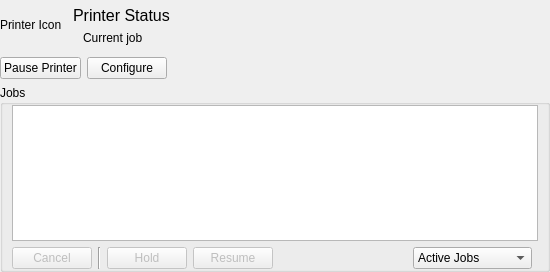
The window that printqueue/PrintQueueUi.ui (KDE/print-manager) describes before a commit, drawn with Qt 5.
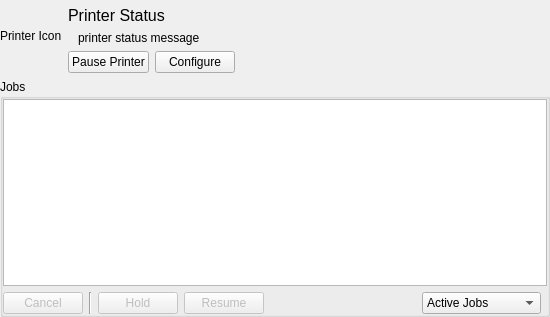
The same window after the commit. Custom widgets are drawn as their Qt base class.

Commit message: PrintQueue now shows the printer status message, and printd installs properly

Patch:
```diff
--- a/printqueue/PrintQueueUi.ui
+++ b/printqueue/PrintQueueUi.ui
@@ -7,7 +7,7 @@
     <x>0</x>
     <y>0</y>
     <width>550</width>
-    <height>272</height>
+    <height>317</height>
    </rect>
   </property>
   <property name="minimumSize">
@@ -34,49 +34,75 @@
      <property name="text">
       <string>Printer Icon</string>
      </property>
+     <property name="margin">
+      <number>10</number>
+     </property>
+     <property name="indent">
+      <number>0</number>
+     </property>
     </widget>
    </item>
-   <item row="4" column="0" colspan="3">
-    <layout class="QHBoxLayout" name="horizontalLayout">
-     <item>
-      <widget class="QPushButton" name="pausePrinterPB">
-       <property name="text">
-        <string>Pause Printer</string>
-       </property>
-      </widget>
-     </item>
-     <item>
-      <widget class="QPushButton" name="configurePrinterPB">
-       <property name="text">
-        <string>Configure</string>
-       </property>
-      </widget>
-     </item>
-     <item>
-      <spacer name="horizontalSpacer">
-       <property name="orientation">
-        <enum>Qt::Horizontal</enum>
-       </property>
-       <property name="sizeHint" stdset="0">
-        <size>
-         <width>40</width>
-         <height>20</height>
-        </size>
-       </property>
-      </spacer>
-     </item>
-    </layout>
+   <item row="1" column="1" colspan="3">
+    <widget class="QLabel" name="statusL">
+     <property name="font">
+      <font>
+       <pointsize>12</pointsize>
+      </font>
+     </property>
+     <property name="text">
+      <string notr="true">Printer Status</string>
+     </property>
+     <property name="wordWrap">
+      <bool>true</bool>
+     </property>
+    </widget>
    </item>
-   <item row="5" column="0" colspan="3">
+   <item row="2" column="1" colspan="3">
+    <widget class="QLabel" name="printerStatusMsgL">
+     <property name="text">
+      <string notr="true">printer status message</string>
+     </property>
+     <property name="wordWrap">
+      <bool>true</bool>
+     </property>
+     <property name="indent">
+      <number>10</number>
+     </property>
+    </widget>
+   </item>
+   <item row="3" column="1">
+    <widget class="QPushButton" name="pausePrinterPB">
+     <property name="sizePolicy">
+      <sizepolicy hsizetype="Fixed" vsizetype="Fixed">
+       <horstretch>0</horstretch>
+       <verstretch>0</verstretch>
+      </sizepolicy>
+     </property>
+     <property name="text">
+      <string>Pause Printer</string>
+     </property>
+    </widget>
+   </item>
+   <item row="3" column="2">
+    <widget class="QPushButton" name="configurePrinterPB">
+     <property name="sizePolicy">
+      <sizepolicy hsizetype="Fixed" vsizetype="Fixed">
+       <horstretch>0</horstretch>
+       <verstretch>0</verstretch>
+      </sizepolicy>
+     </property>
+     <property name="text">
+      <string>Configure</string>
+     </property>
+    </widget>
+   </item>
+   <item row="4" column="0" colspan="4">
     <widget class="QGroupBox" name="groupBox">
      <property name="title">
       <string>Jobs</string>
      </property>
      <layout class="QGridLayout" name="gridLayout_2">
-      <property name="topMargin">
-       <number>0</number>
-      </property>
-      <property name="bottomMargin">
+      <property name="margin">
        <number>0</number>
       </property>
       <item row="1" column="0" colspan="7">
@@ -215,63 +241,6 @@
      </layout>
     </widget>
    </item>
-   <item row="0" column="1">
-    <spacer name="verticalSpacer">
-     <property name="orientation">
-      <enum>Qt::Vertical</enum>
-     </property>
-     <property name="sizeType">
-      <enum>QSizePolicy::Ignored</enum>
-     </property>
-     <property name="sizeHint" stdset="0">
-      <size>
-       <width>0</width>
-       <height>0</height>
-      </size>
-     </property>
-    </spacer>
-   </item>
-   <item row="1" column="1">
-    <widget class="QLabel" name="statusL">
-     <property name="font">
-      <font>
-       <pointsize>12</pointsize>
-      </font>
-     </property>
-     <property name="text">
-      <string notr="true">Printer Status</string>
-     </property>
-     <property name="indent">
-      <number>5</number>
-     </property>
-    </widget>
-   </item>
-   <item row="2" column="1">
-    <widget class="QLabel" name="currentL">
-     <property name="text">
-      <string notr="true">Current job</string>
-     </property>
-     <property name="indent">
-      <number>15</number>
-     </property>
-    </widget>
-   </item>
-   <item row="3" column="1">
-    <spacer name="verticalSpacer_2">
-     <property name="orientation">
-      <enum>Qt::Vertical</enum>
-     </property>
-     <property name="sizeType">
-      <enum>QSizePolicy::Ignored</enum>
-     </property>
-     <property name="sizeHint" stdset="0">
-      <size>
-       <width>0</width>
-       <height>0</height>
-      </size>
-     </property>
-    </spacer>
-   </item>
   </layout>
  </widget>
  <customwidgets>
```
Left out of the diff: 18 changed lines with no effect on the pictures. The commit also changes 6 other files.
